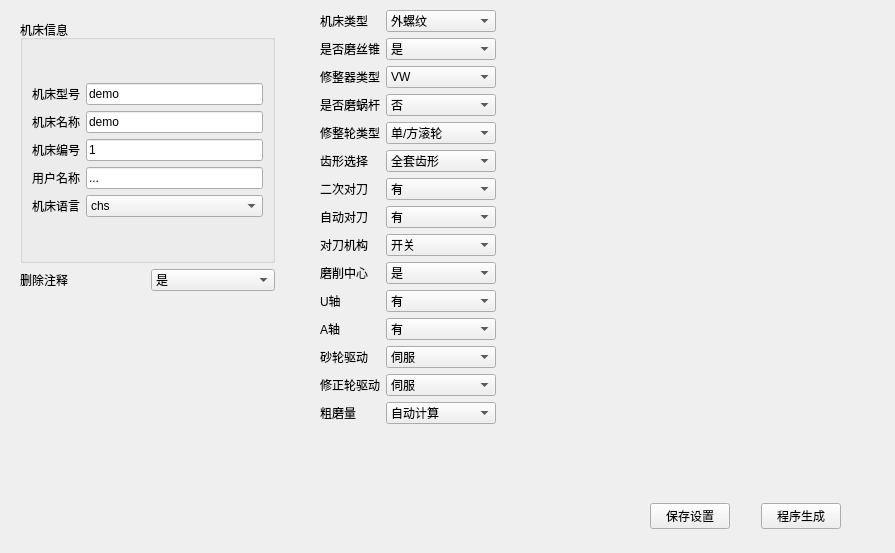
The window that creatorwindow.ui (nie11kun/HorizonJuicerCreator) describes before a commit, drawn with Qt 5.
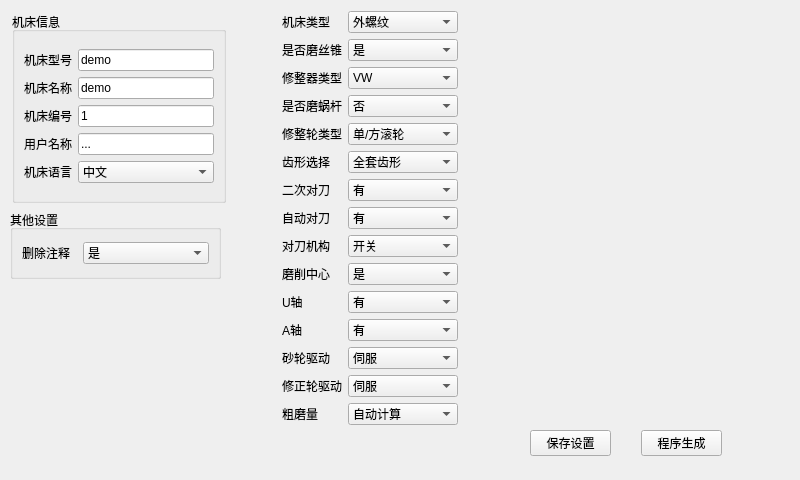
The same window after the commit.

Diff of the .ui file:
```diff
--- a/creatorwindow.ui
+++ b/creatorwindow.ui
@@ -6,8 +6,8 @@
    <rect>
     <x>0</x>
     <y>0</y>
-    <width>895</width>
-    <height>553</height>
+    <width>800</width>
+    <height>480</height>
    </rect>
   </property>
   <property name="windowTitle">
@@ -16,51 +16,33 @@
   <widget class="QWidget" name="layoutWidget">
    <property name="geometry">
     <rect>
-     <x>650</x>
-     <y>500</y>
-     <width>191</width>
-     <height>32</height>
-    </rect>
-   </property>
-   <layout class="QHBoxLayout" name="horizontalLayout_2">
-    <item>
-     <widget class="QPushButton" name="saveDataPushButton">
-      <property name="text">
-       <string>保存设置</string>
-      </property>
-     </widget>
-    </item>
-    <item>
-     <widget class="QLabel" name="labelError">
-      <property name="text">
-       <string/>
-      </property>
-     </widget>
-    </item>
-    <item>
-     <widget class="QPushButton" name="creatPushButton">
-      <property name="text">
-       <string>程序生成</string>
-      </property>
-     </widget>
-    </item>
-   </layout>
-  </widget>
-  <widget class="QWidget" name="layoutWidget">
-   <property name="geometry">
-    <rect>
-     <x>320</x>
-     <y>10</y>
-     <width>211</width>
-     <height>535</height>
+     <x>282</x>
+     <y>11</y>
+     <width>193</width>
+     <height>448</height>
     </rect>
    </property>
    <layout class="QHBoxLayout" name="horizontalLayout_3">
+    <property name="spacing">
+     <number>6</number>
+    </property>
     <property name="sizeConstraint">
      <enum>QLayout::SetFixedSize</enum>
     </property>
     <item>
      <layout class="QVBoxLayout" name="verticalLayout_4">
+      <property name="spacing">
+       <number>6</number>
+      </property>
+      <property name="sizeConstraint">
+       <enum>QLayout::SetDefaultConstraint</enum>
+      </property>
+      <property name="topMargin">
+       <number>0</number>
+      </property>
+      <property name="bottomMargin">
+       <number>0</number>
+      </property>
       <item>
        <widget class="QLabel" name="labelMachineType">
         <property name="text">
@@ -170,6 +152,12 @@
     </item>
     <item>
      <layout class="QVBoxLayout" name="verticalLayout_5">
+      <property name="spacing">
+       <number>6</number>
+      </property>
+      <property name="sizeConstraint">
+       <enum>QLayout::SetDefaultConstraint</enum>
+      </property>
       <item>
        <widget class="QComboBox" name="comboBoxMachineType">
         <property name="enabled">
@@ -422,15 +410,114 @@
   <widget class="QWidget" name="layoutWidget">
    <property name="geometry">
     <rect>
-     <x>20</x>
-     <y>20</y>
-     <width>255</width>
-     <height>271</height>
+     <x>530</x>
+     <y>90</y>
+     <width>202</width>
+     <height>224</height>
     </rect>
+   </property>
+   <layout class="QVBoxLayout" name="verticalLayout_7">
+    <item>
+     <widget class="QLabel" name="labelInfo">
+      <property name="text">
+       <string/>
+      </property>
+      <property name="alignment">
+       <set>Qt::AlignCenter</set>
+      </property>
+     </widget>
+    </item>
+    <item>
+     <widget class="QLabel" name="labelProcessing">
+      <property name="minimumSize">
+       <size>
+        <width>200</width>
+        <height>200</height>
+       </size>
+      </property>
+      <property name="text">
+       <string/>
+      </property>
+      <property name="alignment">
+       <set>Qt::AlignCenter</set>
+      </property>
+     </widget>
+    </item>
+   </layout>
+  </widget>
+  <widget class="QGroupBox" name="groupBox">
+   <property name="geometry">
+    <rect>
+     <x>10</x>
+     <y>210</y>
+     <width>211</width>
+     <height>69</height>
+    </rect>
+   </property>
+   <property name="minimumSize">
+    <size>
+     <width>0</width>
+     <height>0</height>
+    </size>
+   </property>
+   <property name="maximumSize">
+    <size>
+     <width>16777215</width>
+     <height>4444444</height>
+    </size>
+   </property>
+   <property name="title">
+    <string>其他设置</string>
    </property>
    <layout class="QVBoxLayout" name="verticalLayout_6">
     <item>
+     <layout class="QHBoxLayout" name="horizontalLayout_2">
+      <item>
+       <widget class="QLabel" name="labelIfRemoveComments">
+        <property name="maximumSize">
+         <size>
+          <width>55</width>
+          <height>16777215</height>
+         </size>
+        </property>
+        <property name="text">
+         <string>删除注释</string>
+        </property>
+       </widget>
+      </item>
+      <item>
+       <widget class="QComboBox" name="comboBoxIfRemoveComments">
+        <item>
+         <property name="text">
+          <string>是</string>
+         </property>
+        </item>
+        <item>
+         <property name="text">
+          <string>否</string>
+         </property>
+        </item>
+       </widget>
+      </item>
+     </layout>
+    </item>
+   </layout>
+  </widget>
      <widget class="QGroupBox" name="groupBoxMachineInfo">
+   <property name="geometry">
+    <rect>
+     <x>12</x>
+     <y>12</y>
+     <width>214</width>
+     <height>191</height>
+    </rect>
+   </property>
+   <property name="maximumSize">
+    <size>
+     <width>16777215</width>
+     <height>200</height>
+    </size>
+   </property>
       <property name="title">
        <string>机床信息</string>
       </property>
@@ -478,6 +565,9 @@
          </item>
          <item>
           <layout class="QVBoxLayout" name="verticalLayout">
+        <property name="sizeConstraint">
+         <enum>QLayout::SetDefaultConstraint</enum>
+        </property>
            <item>
             <widget class="QLineEdit" name="lineEditMachineName">
              <property name="text">
@@ -510,7 +600,7 @@
             <widget class="QComboBox" name="comboBoxLng">
              <item>
               <property name="text">
-               <string>chs</string>
+            <string>中文</string>
               </property>
              </item>
              <item>
@@ -526,64 +616,30 @@
        </item>
       </layout>
      </widget>
-    </item>
-    <item>
+  <widget class="QWidget" name="">
+   <property name="geometry">
+    <rect>
+     <x>530</x>
+     <y>430</y>
+     <width>192</width>
+     <height>26</height>
+    </rect>
+   </property>
      <layout class="QHBoxLayout" name="horizontalLayout_4">
-      <item>
-       <widget class="QLabel" name="labelIfRemoveComments">
-        <property name="text">
-         <string>删除注释</string>
-        </property>
-       </widget>
-      </item>
+    <property name="spacing">
+     <number>30</number>
+    </property>
       <item>
-       <widget class="QComboBox" name="comboBoxIfRemoveComments">
-        <item>
+     <widget class="QPushButton" name="saveDataPushButton">
          <property name="text">
-          <string>是</string>
-         </property>
-        </item>
-        <item>
-         <property name="text">
-          <string>否</string>
-         </property>
-        </item>
-       </widget>
-      </item>
-     </layout>
-    </item>
-   </layout>
-  </widget>
-  <widget class="QWidget" name="layoutWidget">
-   <property name="geometry">
-    <rect>
-     <x>620</x>
-     <y>90</y>
-     <width>202</width>
-     <height>224</height>
-    </rect>
-   </property>
-   <layout class="QVBoxLayout" name="verticalLayout_7">
+       <string>保存设置</string>
+      </property>
+     </widget>
+    </item>
     <item>
-     <widget class="QLabel" name="labelInfo">
+     <widget class="QPushButton" name="creatPushButton">
       <property name="text">
-       <string/>
-      </property>
-      <property name="alignment">
-       <set>Qt::AlignCenter</set>
-      </property>
-     </widget>
-    </item>
-    <item>
-     <widget class="QLabel" name="labelProcessing">
-      <property name="minimumSize">
-       <size>
-        <width>200</width>
-        <height>200</height>
-       </size>
-      </property>
-      <property name="text">
-       <string/>
+       <string>程序生成</string>
       </property>
      </widget>
     </item>
```
Left out of the diff: 2 changed lines with no effect on the pictures. Lines whose indentation alone changed are shown as unchanged.
